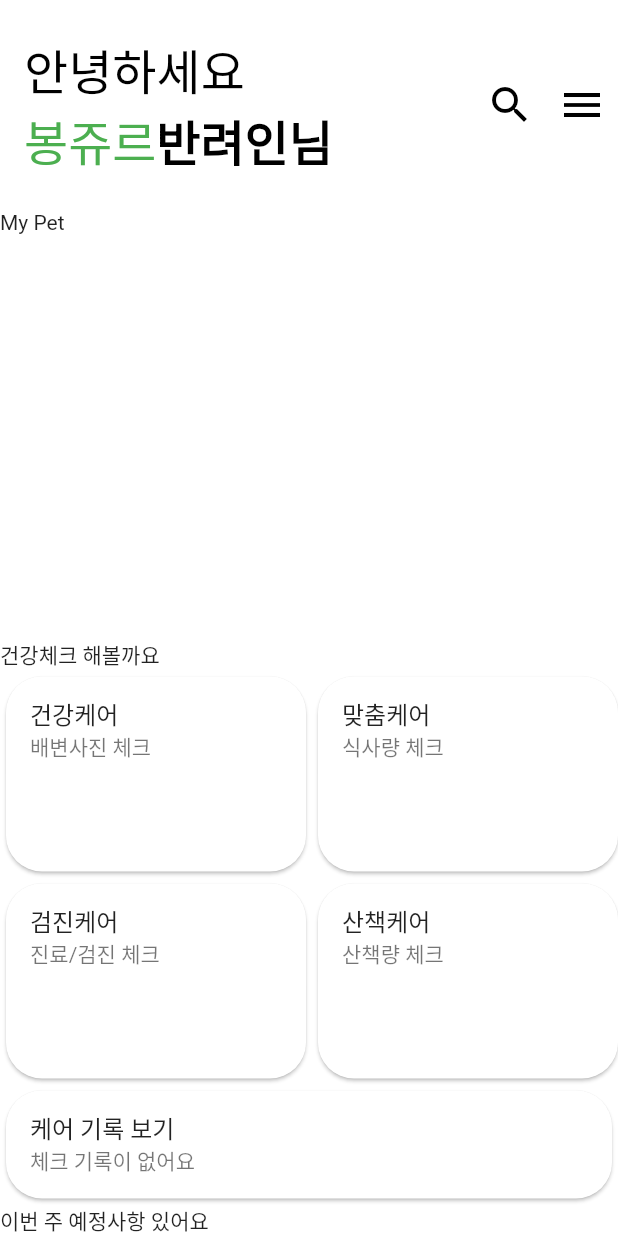
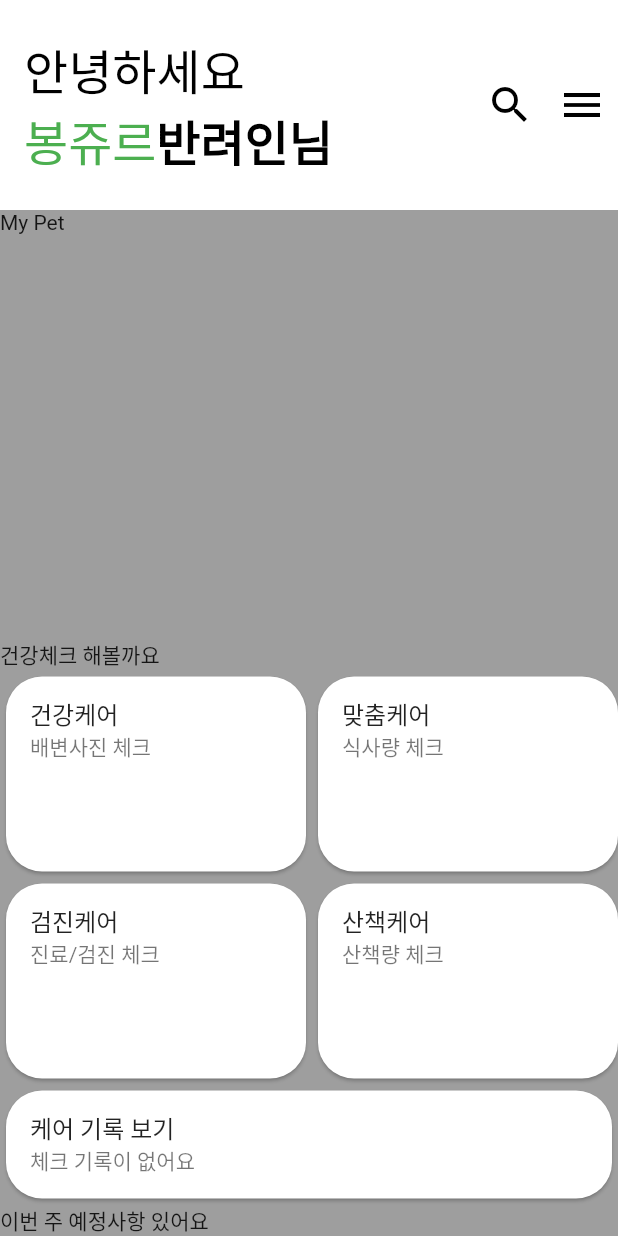
Before and after one commit to ksairos/animal_care, a Flutter app: the HomePage screen opened by its route, on a phone screen of 412 x 824 dp. Run offline on Flutter 3.47's test engine with Material 2 defaults, Android fonts, the phone set to English and light mode, and no system bars; drawn by our look-alikes of carousel_slider; our stand-ins replace flutter_secure_storage, go_router, image_picker, progress_state_button; accounts and stored records are empty; network calls fail.

Commit message:
Slight changes

```diff
--- a/lib/screens/HomePage.dart
+++ b/lib/screens/HomePage.dart
@@ -15,7 +15,7 @@ class _HomePageState extends State<HomePage> {
   @override
   Widget build(BuildContext context) {
     return Scaffold(
-        backgroundColor: Colors.white,
+        backgroundColor: Colors.grey,
         body: CustomScrollView(
           slivers: [
             SliverFillRemaining(
@@ -148,7 +148,7 @@ class _HomePageState extends State<HomePage> {
                             clipBehavior: Clip.hardEdge,
                             child: Column(
                               children: [
-                                //TODO: get data from Database
+                                //TODO: get data from Database, but which pet's name if I have many pets?
                                 ListTile(
                                   title: Column(
                                     mainAxisAlignment: MainAxisAlignment.start,
--- a/lib/screens/PetRegisterPage.dart
+++ b/lib/screens/PetRegisterPage.dart
@@ -52,6 +52,7 @@ class _PetRegisterPageState extends State<PetRegisterPage> {
     final petRegisterUrl = Uri.parse("${Server.serverUrl}/pet/register");
     final petUploadImgUrl = Uri.parse("${Server.serverUrl}/pet/uploadimg");
 
+    //TODO: Add dog breed
     final response = await http.post(petRegisterUrl,
         headers: {'Content-Type': 'application/json'},
         body: jsonEncode({
```
Also changed, not shown: lib/components/PetCardCarousel.dart (+5 -4 lines), 1 other file.
